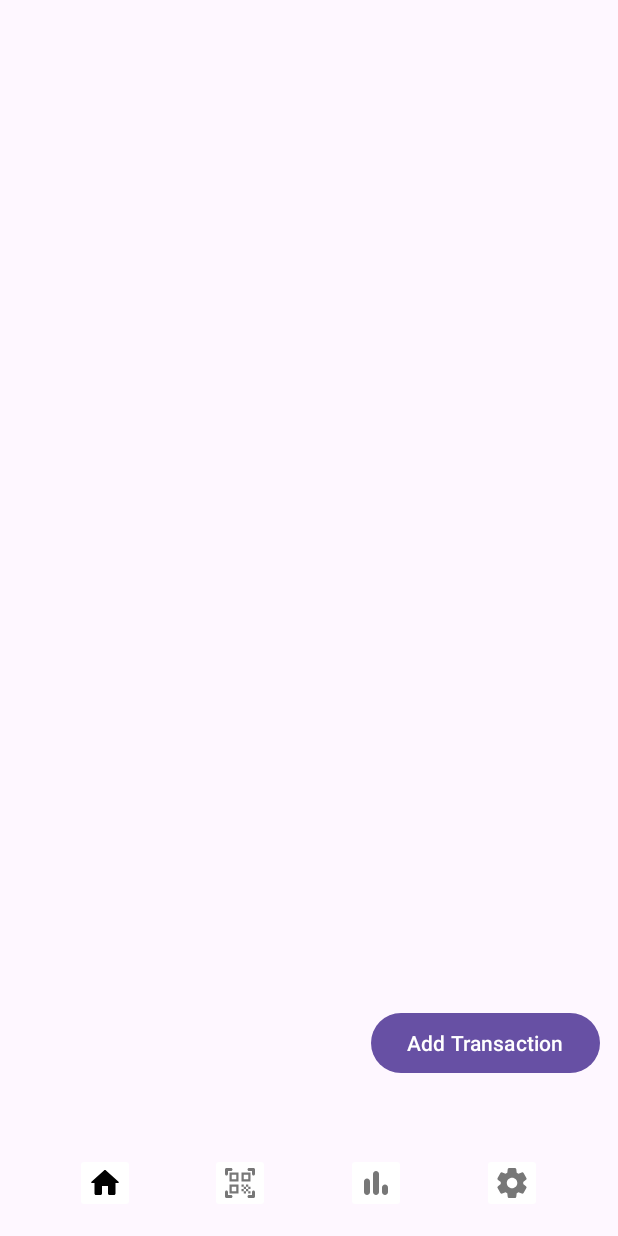
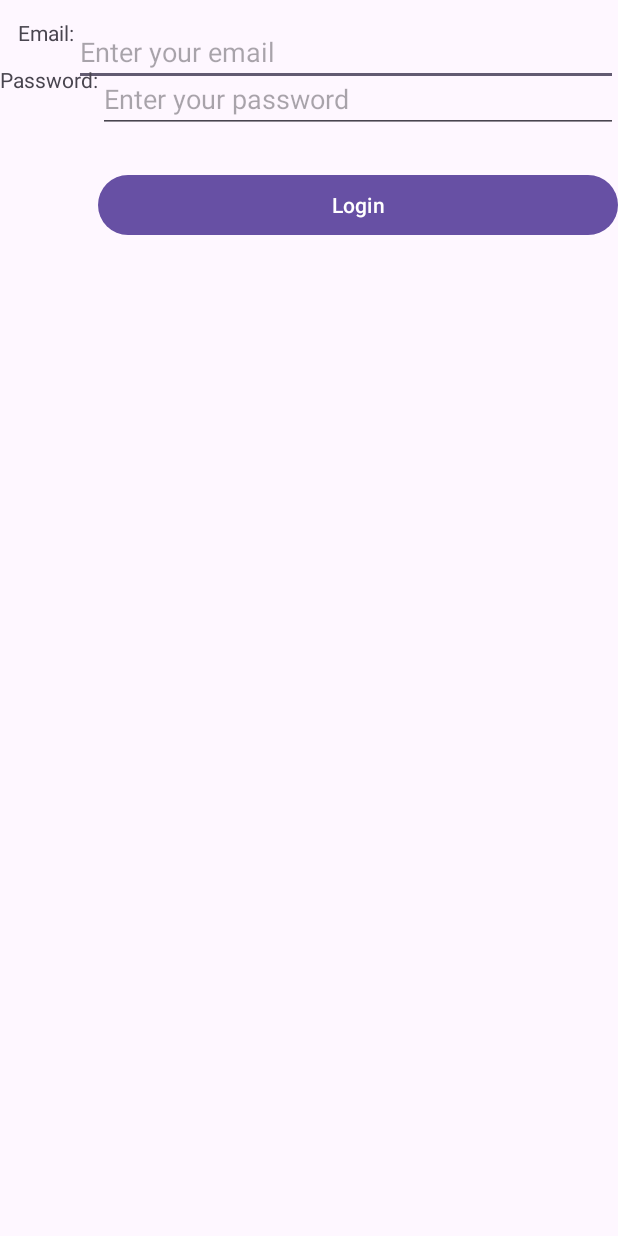
Before and after one commit to Ulung32/BondoMan, an Android app: the screen it shows after launch (MainActivity before the commit, LoginActivity after it), on a phone screen of 412 x 824 dp. Run offline under Robolectric (Android 15) with nearby library versions, the light colour scheme and no system bars; our stand-ins replace Room's generated code; libraries missing offline, so code that uses them is left out: pub.devrel.easypermissions.

Commit message:
feat login

```diff
--- a/app/src/main/java/com/example/bondoman/AddTransactionActivity.kt
+++ b/app/src/main/java/com/example/bondoman/AddTransactionActivity.kt
@@ -36,7 +36,6 @@ class AddTransactionActivity : AppCompatActivity() {
         val randomTitle = intent.getStringExtra("RANDOM_TITLE")
         val randomNominal = intent.getIntExtra("RANDOM_NOMINAL", 0)
 
-        // Mengikat data ke view
         if (!randomTitle.isNullOrEmpty()) {
             binding.titleEditText.setText(randomTitle)
         }
--- /dev/null
+++ b/app/src/main/java/com/example/bondoman/LoginActivity.kt
@@ -0,0 +1,56 @@
+package com.example.bondoman
+
+import android.content.Intent
+import androidx.appcompat.app.AppCompatActivity
+import android.os.Bundle
+import android.util.Log
+import android.widget.Toast
+import androidx.lifecycle.lifecycleScope
+import com.example.bondoman.databinding.ActivityLoginBinding
+import com.example.bondoman.model.LoginRequest
+import com.example.bondoman.service.BondoManApi
+import com.example.bondoman.service.RetrofitClient
+import com.example.bondoman.utils.TokenManager
+import kotlinx.coroutines.CoroutineScope
+import kotlinx.coroutines.Dispatchers
+import kotlinx.coroutines.GlobalScope
+import kotlinx.coroutines.launch
+import kotlinx.coroutines.withContext
+import retrofit2.Response
+
+class LoginActivity : AppCompatActivity() {
+    private lateinit var binding: ActivityLoginBinding
+
+    override fun onCreate(savedInstanceState: Bundle?) {
+        super.onCreate(savedInstanceState)
+        binding = ActivityLoginBinding.inflate(layoutInflater)
+        setContentView(binding.root)
+
+        binding.loginButton.setOnClickListener {
+            val email = binding.emailEditText.text.toString()
+            val password = binding.passwordEditText.text.toString()
+
+            if(email.isNotEmpty() && password.isNotEmpty()){
+                val api = BondoManApi.getInstance()
+
+                CoroutineScope(Dispatchers.IO).launch {
+                    val response = api.login(LoginRequest(email, password))
+                    if(!response.isSuccessful){
+                        withContext(Dispatchers.Main){
+                            Toast.makeText(applicationContext, "failed login", Toast.LENGTH_SHORT).show()
+                        }
+                    }else{
+                        Log.e("Login", response.body()?.token.toString())
+                        val tokenManager = TokenManager(applicationContext)
+                        tokenManager.saveToken(response.body()?.token.toString())
+                        withContext(Dispatchers.Main){
+                            Toast.makeText(applicationContext, "login success", Toast.LENGTH_SHORT).show()
+                            val intent = Intent(applicationContext, MainActivity::class.java)
+                            startActivity(intent)
+                        }
+                    }
+                }
+            }
+        }
+    }
+}
--- a/app/src/main/java/com/example/bondoman/MainActivity.kt
+++ b/app/src/main/java/com/example/bondoman/MainActivity.kt
@@ -6,6 +6,7 @@ import android.content.Intent
 import android.content.IntentFilter
 import android.os.Build
 import android.os.Bundle
+import android.util.Log
 import android.view.View
 import android.widget.TextView
 import android.widget.Toast
@@ -16,6 +17,7 @@ import androidx.core.splashscreen.SplashScreen.Companion.installSplashScreen
 import androidx.navigation.NavController
 import com.example.bondoman.ui.NavbarFragment
 import com.example.bondoman.utils.NetworkConnectivityLiveData
+import com.example.bondoman.utils.TokenManager
 
 class MainActivity : AppCompatActivity() {
     private lateinit var navController: NavController
@@ -46,6 +48,12 @@ class MainActivity : AppCompatActivity() {
         Thread.sleep(1000)
         installSplashScreen()
 
+        val tokenManager = TokenManager(this)
+        if(tokenManager.getToken().isNullOrEmpty()){
+            val intent = Intent(applicationContext, LoginActivity::class.java)
+            startActivity(intent)
+        }
+
         val filter = IntentFilter("ACTION_RANDOMIZE_TRANSACTION")
         registerReceiver(receiver, filter)
 
--- /dev/null
+++ b/app/src/main/java/com/example/bondoman/utils/TokenManager.kt
@@ -0,0 +1,27 @@
+package com.example.bondoman.utils
+
+import android.content.Context
+import android.content.SharedPreferences
+class TokenManager (context: Context) {
+    private val sharedPreferences: SharedPreferences = context.getSharedPreferences("Auth", Context.MODE_PRIVATE)
+
+    private val editor = sharedPreferences.edit()
+
+    public fun saveToken(token: String){
+        editor.apply {
+            putString("TOKEN", token)
+            apply()
+        }
+    }
+
+    public fun getToken(): String? {
+        return sharedPreferences.getString("TOKEN", "")
+    }
+
+    public fun removeToken(){
+        editor.apply {
+            editor.remove("TOKEN")
+            apply()
+        }
+    }
+}
--- /dev/null
+++ b/app/src/main/res/layout/activity_login.xml
@@ -0,0 +1,57 @@
+<?xml version="1.0" encoding="utf-8"?>
+<androidx.constraintlayout.widget.ConstraintLayout xmlns:android="http://schemas.android.com/apk/res/android"
+    xmlns:app="http://schemas.android.com/apk/res-auto"
+    xmlns:tools="http://schemas.android.com/tools"
+    android:layout_width="match_parent"
+    android:layout_height="match_parent"
+    tools:context=".LoginActivity">
+
+    <TextView
+        android:id="@+id/emailLabel"
+        android:layout_width="wrap_content"
+        android:layout_height="wrap_content"
+        android:text="Email:"
+        android:layout_margin="12dp"
+        app:layout_constraintStart_toStartOf="parent"
+        app:layout_constraintTop_toTopOf="parent" />
+
+    <EditText
+        android:id="@+id/emailEditText"
+        android:layout_width="0dp"
+        android:layout_height="wrap_content"
+        android:hint="Enter your email"
+        android:inputType="textEmailAddress"
+        app:layout_constraintEnd_toEndOf="parent"
+        app:layout_constraintStart_toEndOf="@+id/emailLabel"
+        app:layout_constraintTop_toTopOf="@+id/emailLabel" />
+
+    <TextView
+        android:id="@+id/passwordLabel"
+        android:layout_width="wrap_content"
+        android:layout_height="wrap_content"
+        android:text="Password:"
+        android:layout_marginTop="12dp"
+        app:layout_constraintStart_toStartOf="parent"
+        app:layout_constraintTop_toBottomOf="@+id/emailLabel" />
+
+    <EditText
+        android:id="@+id/passwordEditText"
+        android:layout_width="0dp"
+        android:layout_height="wrap_content"
+        android:hint="Enter your password"
+        android:inputType="textPassword"
+        app:layout_constraintEnd_toEndOf="parent"
+        app:layout_constraintStart_toEndOf="@+id/passwordLabel"
+        app:layout_constraintTop_toTopOf="@+id/passwordLabel" />
+
+    <Button
+        android:id="@+id/loginButton"
+        android:layout_width="0dp"
+        android:layout_height="wrap_content"
+        android:layout_marginTop="24dp"
+        android:text="Login"
+        app:layout_constraintEnd_toEndOf="@+id/passwordEditText"
+        app:layout_constraintStart_toStartOf="@+id/passwordEditText"
+        app:layout_constraintTop_toBottomOf="@+id/passwordEditText" />
+
+</androidx.constraintlayout.widget.ConstraintLayout>
```
Also changed, not shown: app/src/main/AndroidManifest.xml (+6 -3 lines), app/src/main/java/com/example/bondoman/model/Login.kt (added, +12 -0 lines), app/src/main/java/com/example/bondoman/service/BondoManApi.kt (+10 -0 lines).
